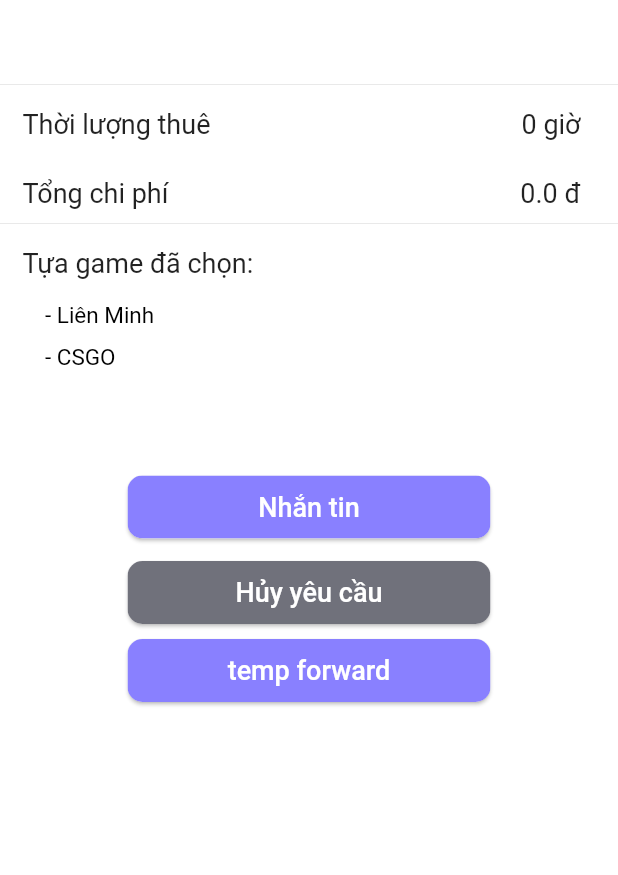
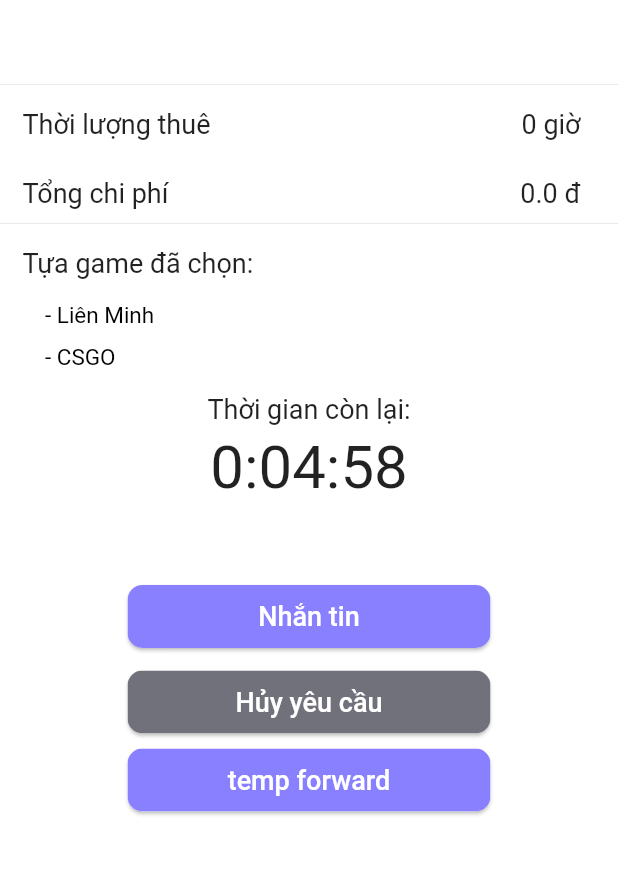
Before and after one commit to manhhnguyendev/play_together_mobile, a Flutter app: the HiringNegotiatingPage screen opened directly with empty values, on a phone screen of 412 x 824 dp, the part 309-1184 px from its top. Run offline on Flutter 3.47's test engine with Material 2 defaults, Android fonts, the phone set to English and light mode, and no system bars; our stand-ins replace firebase_core, firebase_storage, flutter_masked_text2, flutter_rating_bar, font_awesome_flutter, google_sign_in and 1 more; missing offline and left inert: email_auth; accounts and stored records are empty; network calls fail.

Commit message:
add time hiring_page

```diff
--- a/lib/pages/hiring_negotiating_page.dart
+++ b/lib/pages/hiring_negotiating_page.dart
@@ -29,7 +29,10 @@ class HiringNegotiatingPage extends StatefulWidget {
   _HiringNegotiatingPageState createState() => _HiringNegotiatingPageState();
 }
 
-class _HiringNegotiatingPageState extends State<HiringNegotiatingPage> {
+class _HiringNegotiatingPageState extends State<HiringNegotiatingPage>
+    with TickerProviderStateMixin {
+  late AnimationController controller;
+  int time = 5;
   String profileLink = "assets/images/defaultprofile.png";
   String profileLink2 = "assets/images/defaultprofile.png";
   List listGamesChoosen = ['Liên Minh', 'CSGO'];
@@ -69,6 +72,35 @@ class _HiringNegotiatingPageState extends State<HiringNegotiatingPage> {
           });
       }
     });
+  }
+
+  @override
+  void initState() {
+    super.initState();
+    controller = AnimationController(
+      vsync: this,
+      duration: Duration(seconds: time * 60),
+    );
+    controller.reverse(from: controller.value == 0 ? 1.0 : controller.value);
+    controller.addListener(() {
+      if (controller.value == 0) {
+        // luu lai status order
+        Navigator.pop(context);
+      }
+    });
+  }
+
+  @override
+  void dispose() {
+    controller.dispose();
+    super.dispose();
+  }
+
+  String get countText {
+    Duration count = controller.duration! * controller.value;
+    return controller.isDismissed
+        ? '${controller.duration!.inHours}:${(controller.duration!.inMinutes % 60).toString().padLeft(2, '0')}:${(controller.duration!.inSeconds % 60).toString().padLeft(2, '0')}'
+        : '${count.inHours}:${(count.inMinutes % 60).toString().padLeft(2, '0')}:${(count.inSeconds % 60).toString().padLeft(2, '0')}';
   }
 
   @override
@@ -257,6 +289,32 @@ class _HiringNegotiatingPageState extends State<HiringNegotiatingPage> {
                     (index) => buildGamesChoosenField(listGamesChoosen[index])),
               ),
             ),
+            Container(
+              alignment: Alignment.center,
+              child: Column(
+                children: [
+                  Text(
+                    'Thời gian còn lại:',
+                    style: TextStyle(fontSize: 18),
+                  ),
+                  SizedBox(
+                    height: 5,
+                  ),
+                  Container(
+                    child: AnimatedBuilder(
+                      animation: controller,
+                      builder: (context, child) => Text(
+                        countText,
+                        style: TextStyle(
+                          fontSize: 40,
+                          fontWeight: FontWeight.normal,
+                        ),
+                      ),
+                    ),
+                  ),
+                ],
+              ),
+            ),
             SizedBox(
               height: 50,
             ),
--- a/lib/pages/personal_change_password_page.dart
+++ b/lib/pages/personal_change_password_page.dart
@@ -1,7 +1,6 @@
 import 'package:flutter/material.dart';
 import 'package:play_together_mobile/constants/const.dart';
 import 'package:play_together_mobile/widgets/login_error_form.dart';
-import 'package:play_together_mobile/widgets/main_button.dart';
 import 'package:play_together_mobile/widgets/profile_accept_button.dart';
 
 class PersonalChangePassword extends StatefulWidget {
```
Also changed, not shown: lib/pages/send_hiring_request_page.dart (+11 -119 lines).
